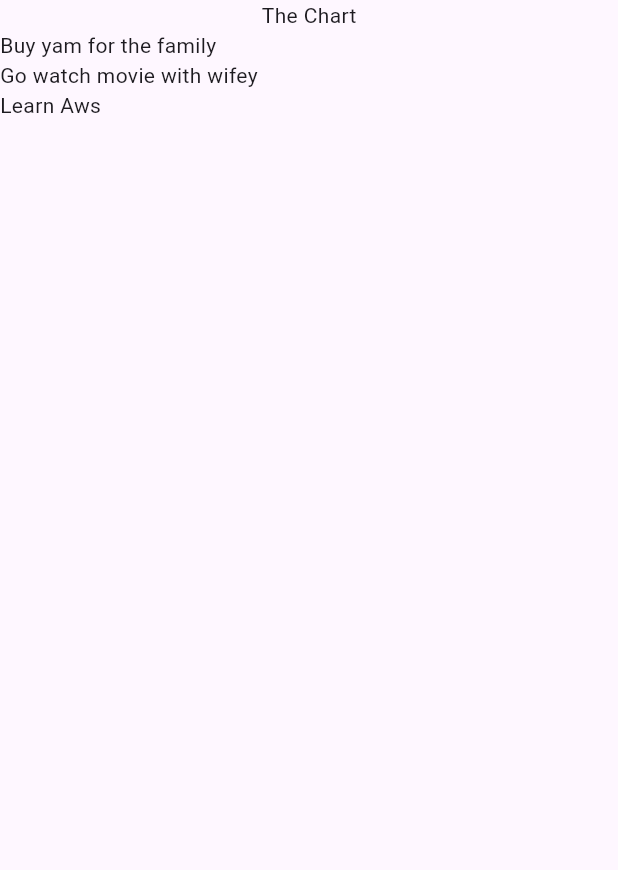
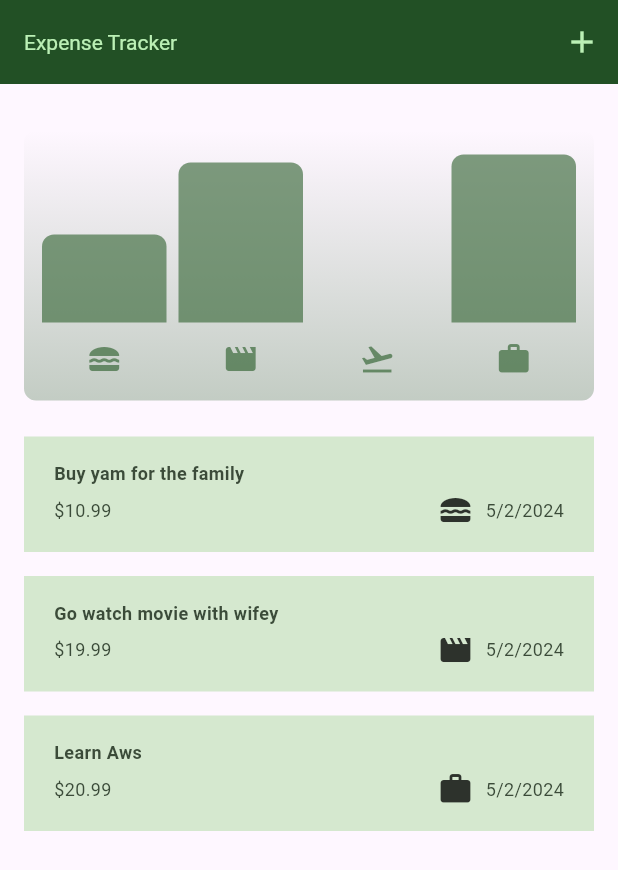
Before and after one commit to bensontamunoemi/Expense-Tracker, a Flutter app: the screen it shows after launch, on a phone screen of 412 x 824 dp. Shown: the top 870 px of the screen. Run offline on Flutter 3.47's test engine with Material 3 defaults, Android fonts, the phone set to English and light mode, and no system bars.

Commit message:
feat: expenses, chart, crud operation

```diff
--- a/lib/expenses.dart
+++ /dev/null
@@ -1,49 +0,0 @@
-import 'package:expense_tracker/widgets/expenses_list/expenses_list.dart';
-import 'package:expense_tracker/models/expense.dart';
-import 'package:flutter/material.dart';
-
-class Expenses extends StatefulWidget {
-  const Expenses({super.key});
-
-  @override
-  State<Expenses> createState() {
-    return _ExpensesState();
-  }
-}
-
-class _ExpensesState extends State<Expenses> {
-  final List<Expense> _registeredExpenses = [
-    Expense(
-      title: "Buy yam for the family",
-      amount: 10.99,
-      date: DateTime.now(),
-      category: Category.food,
-    ),
-    Expense(
-      title: "Go watch movie with wifey",
-      amount: 19.99,
-      date: DateTime.now(),
-      category: Category.leisure,
-    ),
-    Expense(
-      title: "Learn Aws",
-      amount: 20.99,
-      date: DateTime.now(),
-      category: Category.work,
-    ),
-  ];
-
-  @override
-  Widget build(BuildContext context) {
-    return Scaffold(
-      body: Column(
-        children: [
-          const Text("The Chart"),
-          Expanded(
-            child: ExpensesList(expenses: _registeredExpenses),
-          ),
-        ],
-      ),
-    );
-  }
-}
--- a/lib/models/expense.dart
+++ b/lib/models/expense.dart
@@ -1,8 +1,18 @@
+import 'package:flutter/material.dart';
+import 'package:intl/intl.dart';
 import 'package:uuid/uuid.dart';
 
 const uuid = Uuid();
+final format = DateFormat.yMd();
 
 enum Category { food, travel, leisure, work }
+
+const categoryIcons = {
+  Category.food: Icons.lunch_dining,
+  Category.travel: Icons.flight_takeoff,
+  Category.leisure: Icons.movie,
+  Category.work: Icons.work
+};
 
 class Expense {
   Expense({
@@ -17,4 +27,33 @@ class Expense {
   final double amount;
   final DateTime date;
   final Category category;
+
+  String get formattedDate {
+    return format.format(date);
+  }
 }
+
+class ExpenseBucket {
+  const ExpenseBucket({
+    required this.category,
+    required this.expenses,
+  });
+
+  ExpenseBucket.forCategory(List<Expense> allExpenses, this.category)
+      : expenses = allExpenses
+            .where((element) => element.category == category)
+            .toList();
+
+  final Category category;
+  final List<Expense> expenses;
+
+  double get totalExpenses {
+    double sum = 0;
+
+    for (final expense in expenses) {
+      sum += expense.amount;
+    }
+
+    return sum;
+  }
+}
--- /dev/null
+++ b/lib/widgets/chart/chart.dart
@@ -0,0 +1,95 @@
+import 'package:flutter/material.dart';
+
+import 'package:expense_tracker/widgets/chart/chart_bar.dart';
+import 'package:expense_tracker/models/expense.dart';
+
+class Chart extends StatelessWidget {
+  const Chart({super.key, required this.expenses});
+
+  final List<Expense> expenses;
+
+  List<ExpenseBucket> get buckets {
+    return [
+      ExpenseBucket.forCategory(expenses, Category.food),
+      ExpenseBucket.forCategory(expenses, Category.leisure),
+      ExpenseBucket.forCategory(expenses, Category.travel),
+      ExpenseBucket.forCategory(expenses, Category.work),
+    ];
+  }
+
+  double get maxTotalExpense {
+    double maxTotalExpense = 0;
+
+    for (final bucket in buckets) {
+      if (bucket.totalExpenses > maxTotalExpense) {
+        maxTotalExpense = bucket.totalExpenses;
+      }
+    }
+
+    return maxTotalExpense;
+  }
+
+  @override
+  Widget build(BuildContext context) {
+    final isDarkMode =
+        MediaQuery.of(context).platformBrightness == Brightness.dark;
+    return Container(
+      margin: const EdgeInsets.all(16),
+      padding: const EdgeInsets.symmetric(
+        vertical: 16,
+        horizontal: 8,
+      ),
+      width: double.infinity,
+      height: 180,
+      decoration: BoxDecoration(
+        borderRadius: BorderRadius.circular(8),
+        gradient: LinearGradient(
+          colors: [
+            Theme.of(context).colorScheme.primary.withOpacity(0.3),
+            Theme.of(context).colorScheme.primary.withOpacity(0.0)
+          ],
+          begin: Alignment.bottomCenter,
+          end: Alignment.topCenter,
+        ),
+      ),
+      child: Column(
+        children: [
+          Expanded(
+            child: Row(
+              crossAxisAlignment: CrossAxisAlignment.end,
+              children: [
+                for (final bucket in buckets)
+                  ChartBar(
+                    fill: bucket.totalExpenses == 0
+                        ? 0
+                        : bucket.totalExpenses / maxTotalExpense,
+                  )
+              ],
+            ),
+          ),
+          const SizedBox(height: 12),
+          Row(
+            children: buckets
+                .map(
+                  (bucket) => Expanded(
+                    child: Padding(
+                      padding: const EdgeInsets.symmetric(horizontal: 4),
+                      child: Icon(
+                        categoryIcons[bucket.category],
+                        color: isDarkMode
+                            ? Theme.of(context).colorScheme.secondary
+                            : Theme.of(context)
+                                .colorScheme
+                                .primary
+                                .withOpacity(0.7),
+                      ),
+                    ),
+                  ),
+                )
+                .toList(),
+          )
+        ],
+      ),
+    );
+  }
+}
--- /dev/null
+++ b/lib/widgets/chart/chart_bar.dart
@@ -0,0 +1,34 @@
+import 'package:flutter/material.dart';
+
+class ChartBar extends StatelessWidget {
+  const ChartBar({
+    super.key,
+    required this.fill,
+  });
+
+  final double fill;
+
+  @override
+  Widget build(BuildContext context) {
+    final isDarkMode =
+        MediaQuery.of(context).platformBrightness == Brightness.dark;
+    return Expanded(
+      child: Padding(
+        padding: const EdgeInsets.symmetric(horizontal: 4),
+        child: FractionallySizedBox(
+          heightFactor: fill,
+          child: DecoratedBox(
+            decoration: BoxDecoration(
+              shape: BoxShape.rectangle,
+              borderRadius:
+                  const BorderRadius.vertical(top: Radius.circular(8)),
+              color: isDarkMode
+                  ? Theme.of(context).colorScheme.secondary
+                  : Theme.of(context).colorScheme.primary.withOpacity(0.65),
+            ),
+          ),
+        ),
+      ),
+    );
+  }
+}
--- /dev/null
+++ b/lib/widgets/expenses.dart
@@ -0,0 +1,113 @@
+import 'package:expense_tracker/widgets/chart/chart.dart';
+import 'package:expense_tracker/widgets/expenses_list/expenses_list.dart';
+import 'package:expense_tracker/models/expense.dart';
+import 'package:expense_tracker/widgets/new_expense.dart';
+import 'package:flutter/material.dart';
+
+class Expenses extends StatefulWidget {
+  const Expenses({super.key});
+
+  @override
+  State<Expenses> createState() {
+    return _ExpensesState();
+  }
+}
+
+class _ExpensesState extends State<Expenses> {
+  final List<Expense> _registeredExpenses = [
+    Expense(
+      title: "Buy yam for the family",
+      amount: 10.99,
+      date: DateTime.now(),
+      category: Category.food,
+    ),
+    Expense(
+      title: "Go watch movie with wifey",
+      amount: 19.99,
+      date: DateTime.now(),
+      category: Category.leisure,
+    ),
+    Expense(
+      title: "Learn Aws",
+      amount: 20.99,
+      date: DateTime.now(),
+      category: Category.work,
+    ),
+  ];
+
+  @override
+  void initState() {
+    super.initState();
+    _registeredExpenses.sort((a, b) => a.date.compareTo(b.date));
+  }
+
+  void _openAddExpenseOverlay() {
+    showModalBottomSheet(
+      isScrollControlled: true,
+      context: context,
+      builder: (ctx) => NewExpense(
+        onAddExpense: _addExpense,
+      ),
+    );
+  }
+
+  void _addExpense(Expense expense) {
+    setState(() {
+      _registeredExpenses.add(expense);
+      _registeredExpenses.sort((a, b) => a.date.compareTo(b.date));
+    });
+  }
+
+  void _removeExpense(Expense expense) {
+    final elementIndex = _registeredExpenses.indexOf(expense);
+    setState(() {
+      _registeredExpenses.removeAt(elementIndex);
+    });
+    ScaffoldMessenger.of(context).clearSnackBars();
+    ScaffoldMessenger.of(context).showSnackBar(SnackBar(
+      content: const Text("Expense deleted"),
+      duration: const Duration(seconds: 1),
+      action: SnackBarAction(
+          label: "Undo",
+          onPressed: () {
+            setState(() {
+              _registeredExpenses.insert(elementIndex, expense);
+            });
+          }),
+    ));
+  }
+
+  @override
+  Widget build(BuildContext context) {
+    Widget mainContent =
+        const Center(child: Text("No expenses found. Start adding some!"));
+
+    if (_registeredExpenses.isNotEmpty) {
+      mainContent = ExpensesList(
+        expenses: _registeredExpenses,
+        onRemoveExpense: _removeExpense,
+      );
+    }
+
+    return Scaffold(
+      appBar: AppBar(
+        title: const Text("Expense Tracker"),
+        actions: [
+          IconButton(
+            onPressed: _openAddExpenseOverlay,
+            icon: const Icon(Icons.add),
+          ),
+        ],
+      ),
+      body: Column(
+        children: [
+          const SizedBox(
+            height: 15,
+          ),
+          Chart(expenses: _registeredExpenses),
+          Expanded(child: mainContent),
+        ],
+      ),
+    );
+  }
+}
--- a/lib/widgets/expenses_list/expense_item.dart
+++ b/lib/widgets/expenses_list/expense_item.dart
@@ -0,0 +1,47 @@
+import 'package:expense_tracker/models/expense.dart';
+import 'package:flutter/material.dart';
+
+class ExpenseItem extends StatelessWidget {
+  const ExpenseItem(this.expense, {super.key});
+
+  final Expense expense;
+
+  @override
+  Widget build(BuildContext context) {
+    return Card(
+      child: Padding(
+        padding: const EdgeInsets.symmetric(
+          horizontal: 20,
+          vertical: 16,
+        ),
+        child: Column(
+          children: [
+            Container(
+              alignment: Alignment.centerLeft,
+              child: Text(
+                expense.title,
+                style: const TextStyle(
+                  fontWeight: FontWeight.bold,
+                ),
+              ),
+            ),
+            const SizedBox(height: 4),
+            Row(
+              children: [
+                Text("\$${expense.amount.toStringAsFixed(2)}"),
+                const Spacer(),
+                Row(
+                  children: [
+                    Icon(categoryIcons[expense.category]),
+                    const SizedBox(width: 8),
+                    Text(expense.formattedDate),
+                  ],
+                ),
+              ],
+            ),
+          ],
+        ),
+      ),
+    );
+  }
+}
--- a/lib/widgets/expenses_list/expenses_list.dart
+++ b/lib/widgets/expenses_list/expenses_list.dart
@@ -1,18 +1,34 @@
 import 'package:expense_tracker/models/expense.dart';
+import 'package:expense_tracker/widgets/expenses_list/expense_item.dart';
 import 'package:flutter/material.dart';
 
 class ExpensesList extends StatelessWidget {
   const ExpensesList({
     super.key,
     required this.expenses,
+    required this.onRemoveExpense,
   });
 
   final List<Expense> expenses;
+  final void Function(Expense expense) onRemoveExpense;
 
   @override
   Widget build(BuildContext context) {
     return ListView.builder(
-        itemCount: expenses.length,
-        itemBuilder: ((context, index) => Text(expenses[index].title)));
+      itemCount: expenses.length,
+      itemBuilder: ((context, index) => Dismissible(
+            background: Container(
+              color: Theme.of(context)
+                  .colorScheme
+                  .onErrorContainer
+                  .withOpacity(0.75),
+              margin: EdgeInsets.symmetric(
+                  horizontal: Theme.of(context).cardTheme.margin!.horizontal),
+            ),
+            key: ValueKey(expenses[index]),
+            onDismissed: (direction) => onRemoveExpense(expenses[index]),
+            child: ExpenseItem(expenses[index]),
+          )),
+    );
   }
 }
--- a/pubspec.yaml
+++ b/pubspec.yaml
@@ -36,6 +36,7 @@ dependencies:
   # Use with the CupertinoIcons class for iOS style icons.
   cupertino_icons: ^1.0.6
   uuid: ^4.3.3
+  intl: ^0.19.0
 
 dev_dependencies:
   flutter_test:
```
Also changed, not shown: lib/main.dart (+84 -3 lines), lib/widgets/new_expense.dart (added, +178 -0 lines), pubspec.lock.
